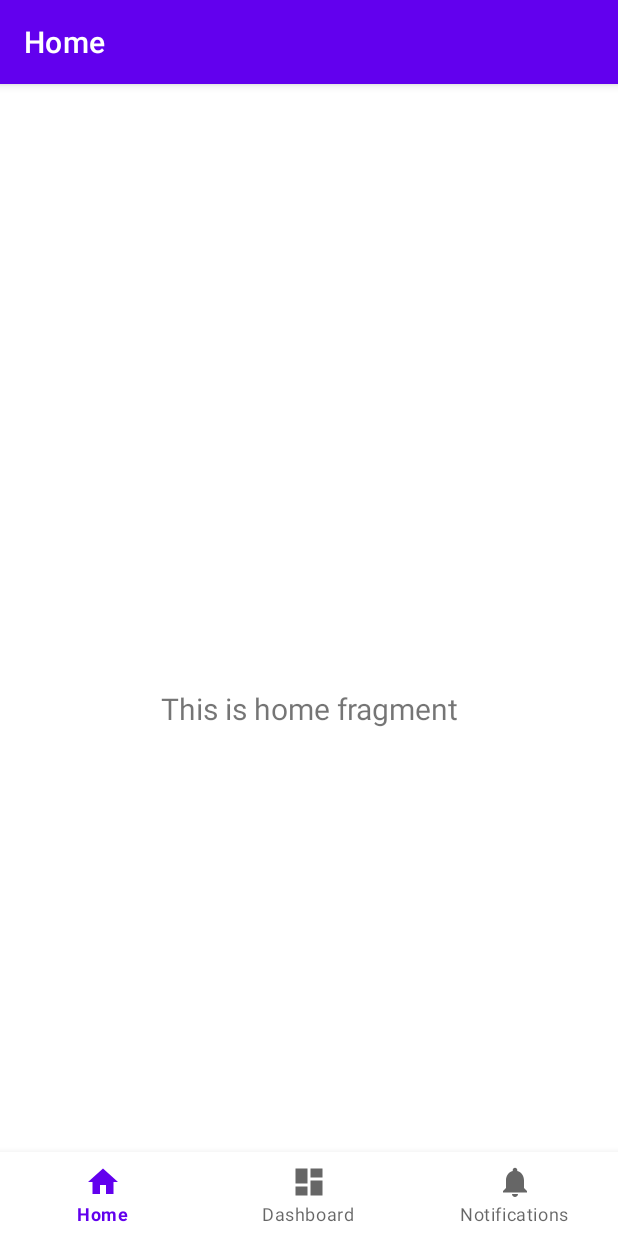
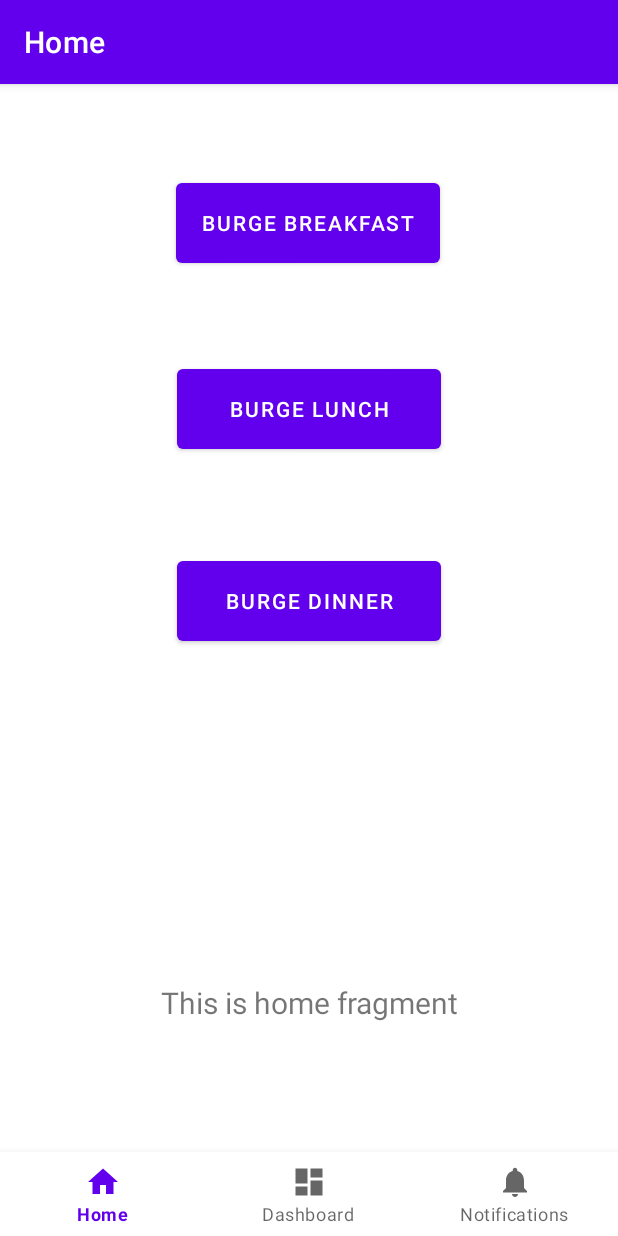
Before and after one commit to 84driffel/dining-app, an Android app: the screen it shows after launch (MainActivity), on a phone screen of 412 x 824 dp. Run offline under Robolectric (Android 15) with nearby library versions, the phone set to English and light mode, and no system bars; our stand-ins replace navigation-ui.

Commit message:
add 3 buttons with w/ scrapping Burge(B,L,D) meals

```diff
--- a/app/build.gradle
+++ b/app/build.gradle
@@ -39,6 +39,7 @@ dependencies {
     implementation 'androidx.lifecycle:lifecycle-viewmodel-ktx:2.3.1'
     implementation 'androidx.navigation:navigation-fragment:2.3.5'
     implementation 'androidx.navigation:navigation-ui:2.3.5'
+    implementation 'org.jsoup:jsoup:1.11.2'
     testImplementation 'junit:junit:4.+'
     androidTestImplementation 'androidx.test.ext:junit:1.1.2'
     androidTestImplementation 'androidx.test.espresso:espresso-core:3.3.0'
--- a/app/src/main/AndroidManifest.xml
+++ b/app/src/main/AndroidManifest.xml
@@ -1,6 +1,7 @@
 <?xml version="1.0" encoding="utf-8"?>
 <manifest xmlns:android="http://schemas.android.com/apk/res/android"
     package="com.example.dininghallapplication">
+    <uses-permission android:name="android.permission.INTERNET"></uses-permission>
 
     <application
         android:allowBackup="true"
--- a/app/src/main/java/com/example/dininghallapplication/ui/home/HomeFragment.java
+++ b/app/src/main/java/com/example/dininghallapplication/ui/home/HomeFragment.java
@@ -1,9 +1,12 @@
 package com.example.dininghallapplication.ui.home;
 
+
+import android.os.AsyncTask;
 import android.os.Bundle;
 import android.view.LayoutInflater;
 import android.view.View;
 import android.view.ViewGroup;
+import android.widget.Button;
 import android.widget.TextView;
 
 import androidx.annotation.NonNull;
@@ -12,13 +15,24 @@ import androidx.fragment.app.Fragment;
 import androidx.lifecycle.Observer;
 import androidx.lifecycle.ViewModelProvider;
 
-import com.example.dininghallapplication.R;
 import com.example.dininghallapplication.databinding.FragmentHomeBinding;
+
+import org.jsoup.Jsoup;
+import org.jsoup.nodes.Document;
+import org.jsoup.select.Elements;
+
+import java.io.IOException;
+
 
 public class HomeFragment extends Fragment {
 
     private HomeViewModel homeViewModel;
     private FragmentHomeBinding binding;
+    private TextView textView;
+    private Button bbutton;
+    private Button blbutton;
+    private Button bdbutton;
+    public String cssQuery;
 
     public View onCreateView(@NonNull LayoutInflater inflater,
                              ViewGroup container, Bundle savedInstanceState) {
@@ -28,11 +42,35 @@ public class HomeFragment extends Fragment {
         binding = FragmentHomeBinding.inflate(inflater, container, false);
         View root = binding.getRoot();
 
-        final TextView textView = binding.textHome;
+        textView = binding.textHome;
         homeViewModel.getText().observe(getViewLifecycleOwner(), new Observer<String>() {
             @Override
             public void onChanged(@Nullable String s) {
                 textView.setText(s);
+            }
+        });
+        bbutton = binding.btnView;
+        bbutton.setOnClickListener(new View.OnClickListener() {
+            @Override
+            public void onClick(View v) {
+                cssQuery = "#Breakfast";
+                new doIT().execute();
+            }
+        });
+        blbutton = binding.btnView2;
+        blbutton.setOnClickListener(new View.OnClickListener() {
+            @Override
+            public void onClick(View v) {
+                cssQuery = "#Lunch";
+                new doIT().execute();
+            }
+        });
+        bdbutton = binding.btnView3;
+        bdbutton.setOnClickListener(new View.OnClickListener() {
+            @Override
+            public void onClick(View v) {
+                cssQuery = "#Dinner";
+                new doIT().execute();
             }
         });
         return root;
@@ -43,4 +81,27 @@ public class HomeFragment extends Fragment {
         super.onDestroyView();
         binding = null;
     }
+    public class doIT extends AsyncTask<Void,Void,Void> {
+        String words;
+        String burgeItems;
+        @Override
+        protected Void doInBackground(Void... params) {
+            try {
+                Document document = Jsoup.connect("https://dining.uiowa.edu/burge-market-place").get();
+                words = document.text();
+                Elements items = document.select(cssQuery);
+                burgeItems = items.text();
+            } catch (IOException e) {
+                e.printStackTrace();
+            } return null;
+        }
+        @Override
+        protected void onPostExecute(Void aVoid) {
+            super.onPostExecute(aVoid);
+            //textView.setText(menuItems);
+            System.out.println(burgeItems);
+        }
+
+    }
+
 }
--- a/app/src/main/java/com/example/dininghallapplication/ui/home/HomeViewModel.java
+++ b/app/src/main/java/com/example/dininghallapplication/ui/home/HomeViewModel.java
@@ -1,8 +1,10 @@
 package com.example.dininghallapplication.ui.home;
+
 
 import androidx.lifecycle.LiveData;
 import androidx.lifecycle.MutableLiveData;
 import androidx.lifecycle.ViewModel;
+
 
 public class HomeViewModel extends ViewModel {
 
@@ -16,4 +18,6 @@ public class HomeViewModel extends ViewModel {
     public LiveData<String> getText() {
         return mText;
     }
+
+
 }
--- a/app/src/main/res/layout/fragment_home.xml
+++ b/app/src/main/res/layout/fragment_home.xml
@@ -5,6 +5,7 @@
     android:layout_width="match_parent"
     android:layout_height="match_parent"
     tools:context=".ui.home.HomeFragment">
+
 
     <TextView
         android:id="@+id/text_home"
@@ -17,6 +18,42 @@
         android:textSize="20sp"
         app:layout_constraintBottom_toBottomOf="parent"
         app:layout_constraintEnd_toEndOf="parent"
+        app:layout_constraintHorizontal_bias="1.0"
         app:layout_constraintStart_toStartOf="parent"
-        app:layout_constraintTop_toTopOf="parent" />
+        app:layout_constraintTop_toTopOf="parent"
+        app:layout_constraintVertical_bias="0.79" />
+
+    <Button
+        android:id="@+id/btnView"
+        android:layout_width="176dp"
+        android:layout_height="65dp"
+        android:layout_marginTop="4dp"
+        android:text="BURGE BREAKFAST"
+        app:layout_constraintEnd_toEndOf="parent"
+        app:layout_constraintHorizontal_bias="0.497"
+        app:layout_constraintStart_toStartOf="parent"
+        app:layout_constraintTop_toTopOf="parent"
+        tools:ignore="NotSibling" />
+
+    <Button
+        android:id="@+id/btnView2"
+        android:layout_width="176dp"
+        android:layout_height="65dp"
+        android:layout_marginTop="124dp"
+        android:text="BURGE LUNCH"
+        app:layout_constraintEnd_toEndOf="parent"
+        app:layout_constraintStart_toStartOf="parent"
+        app:layout_constraintTop_toTopOf="@+id/btnView" />
+
+    <Button
+        android:id="@+id/btnView3"
+        android:layout_width="176dp"
+        android:layout_height="65dp"
+        android:layout_marginTop="128dp"
+        android:text="BURGE DINNER"
+        app:layout_constraintEnd_toEndOf="parent"
+        app:layout_constraintStart_toStartOf="parent"
+        app:layout_constraintTop_toTopOf="@+id/btnView2" />
+
+
 </androidx.constraintlayout.widget.ConstraintLayout>
```
